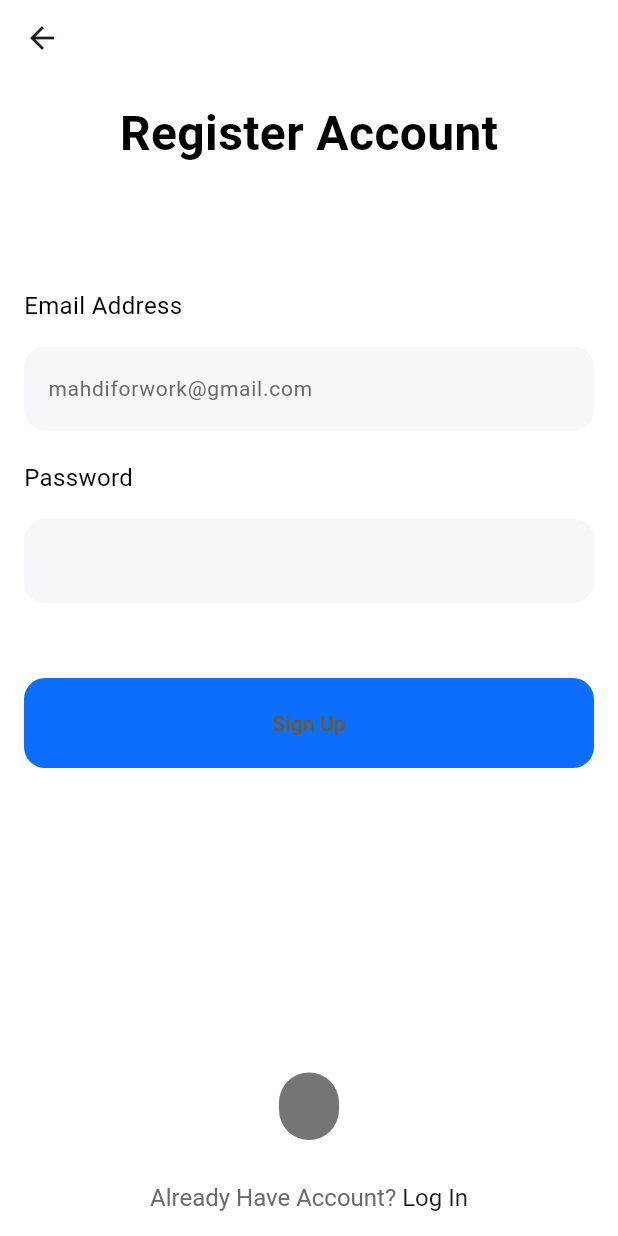
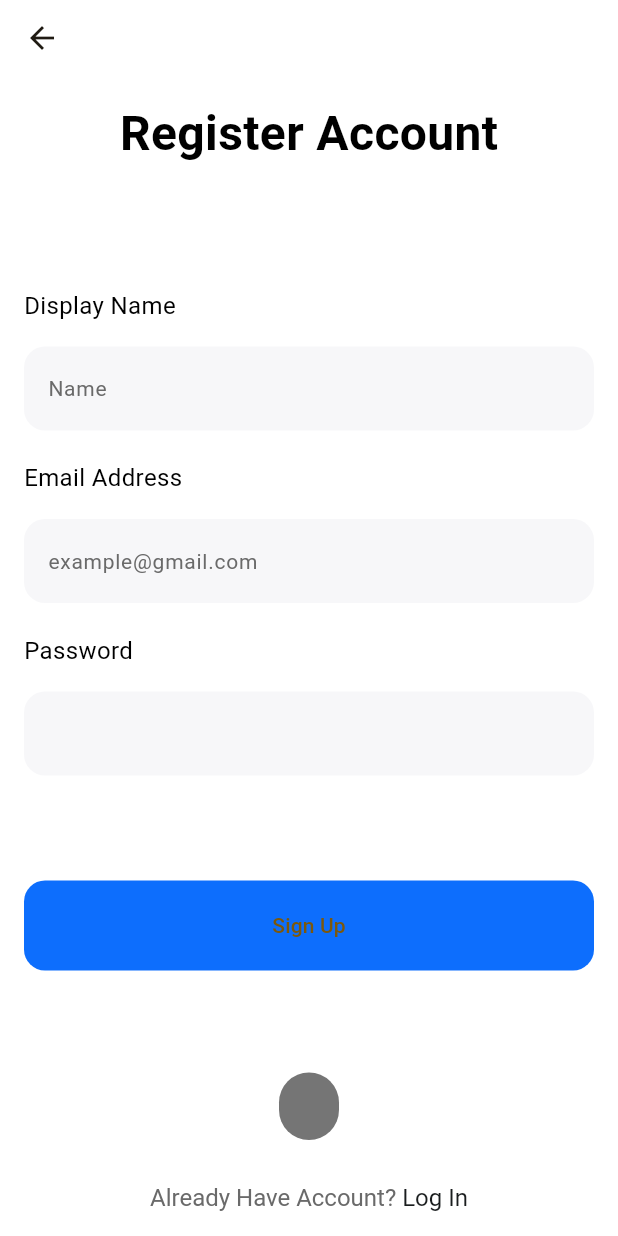
Before and after one commit to harinarayanan-kp/ruta_user, a Flutter app: the Signup screen opened by its route, after a tap on "Sign Up", on a phone screen of 412 x 824 dp. Run offline on Flutter 3.47's test engine with Material 3 defaults, Android fonts, the phone set to English and light mode, and no system bars; drawn by our look-alikes of dynamic_color; our stand-ins replace bottom_navy_bar, cloud_firestore, firebase_auth, firebase_core, fluttertoast, geolocator and 1 more; accounts and stored records are empty; network calls fail.

Commit message:
regScreen changes

```diff
--- a/lib/screens/reg_screen.dart
+++ b/lib/screens/reg_screen.dart
@@ -8,6 +8,8 @@ class Signup extends StatelessWidget {
 
   final TextEditingController _emailController = TextEditingController();
   final TextEditingController _passwordController = TextEditingController();
+  final TextEditingController _displayNameController =
+      TextEditingController(); // Added controller
 
   @override
   Widget build(BuildContext context) {
@@ -35,11 +37,18 @@ class Signup extends StatelessWidget {
                 const SizedBox(
                   height: 80,
                 ),
+                _displayName(), // Added TextFormField for display name
+                const SizedBox(
+                  height: 20,
+                ),
                 _emailAddress(),
                 const SizedBox(
                   height: 20,
                 ),
                 _password(),
+                const SizedBox(
+                  height: 20,
+                ),
                 const SizedBox(
                   height: 50,
                 ),
@@ -67,7 +76,7 @@ class Signup extends StatelessWidget {
           controller: _emailController,
           decoration: InputDecoration(
               filled: true,
-              hintText: 'mahdiforwork@gmail.com',
+              hintText: 'example@gmail.com',
               hintStyle: const TextStyle(
                   color: Color(0xff6A6A6A),
                   fontWeight: FontWeight.normal,
@@ -108,6 +117,37 @@ class Signup extends StatelessWidget {
     );
   }
 
+  Widget _displayName() {
+    return Column(
+      mainAxisAlignment: MainAxisAlignment.start,
+      crossAxisAlignment: CrossAxisAlignment.start,
+      children: [
+        const Text(
+          'Display Name',
+          style: TextStyle(
+              color: Colors.black, fontWeight: FontWeight.normal, fontSize: 16),
+        ),
+        const SizedBox(
+          height: 16,
+        ),
+        TextField(
+          controller: _displayNameController,
+          decoration: InputDecoration(
+              filled: true,
+              hintText: 'Name',
+              hintStyle: const TextStyle(
+                  color: Color(0xff6A6A6A),
+                  fontWeight: FontWeight.normal,
+                  fontSize: 14),
+              fillColor: const Color(0xffF7F7F9),
+              border: OutlineInputBorder(
+                  borderSide: BorderSide.none,
+                  borderRadius: BorderRadius.circular(14))),
+        )
+      ],
+    );
+  }
+
   Widget _signup(BuildContext context) {
     return ElevatedButton(
       style: ElevatedButton.styleFrom(
@@ -120,9 +160,11 @@ class Signup extends StatelessWidget {
       ),
       onPressed: () async {
         await AuthService().signup(
-            email: _emailController.text,
-            password: _passwordController.text,
-            context: context);
+          email: _emailController.text,
+          password: _passwordController.text,
+          displayName: _displayNameController.text, // Pass display name
+          context: context,
+        );
       },
       child: const Text("Sign Up"),
     );
@@ -158,26 +200,3 @@ class Signup extends StatelessWidget {
     );
   }
 }
-
-// class Timeline extends StatelessWidget {
-//   final List<String> stops;
-//   const Timeline({super.key, required this.stops});
-//   @override
-//   Widget build(BuildContext context) {
-//     return Scaffold(
-//       appBar: AppBar(
-//         title: const Text("Bus Route Timeline"),
-//       ),
-//       body: ListView.builder(
-//         itemCount: stops.length,
-//         itemBuilder: (context, index) {
-//           final stop = stops[index];
-
-//           return ListTile(
-//             title: Text(stop),
-//           );
-//         },
-//       ),
-//     );
-//   }
-// }
--- a/lib/services/auth_services.dart
+++ b/lib/services/auth_services.dart
@@ -1,80 +1,5 @@
-// import 'package:firebase_auth/firebase_auth.dart';
-// import 'package:flutter/material.dart';
-// import 'package:fluttertoast/fluttertoast.dart';
-// import 'package:ruta/screens/home.dart';
-// import 'package:ruta/screens/auth/login.dart';
-
-// class AuthService {
-//   Future<void> signup(
-//       {required String email,
-//       required String password,
-//       required BuildContext context}) async {
-//     try {
-//       await FirebaseAuth.instance
-//           .createUserWithEmailAndPassword(email: email, password: password);
-//       await Future.delayed(const Duration(seconds: 1));
-//       Navigator.pushReplacement(
-//           context,
-//           MaterialPageRoute(
-//               builder: (BuildContext context) => const HomeScreen()));
-//     } on FirebaseAuthException catch (e) {
-//       String message = '';
-//       if (e.code == 'weak-password') {
-//         message = 'The password provided is too weak.';
-//       } else if (e.code == 'email-already-in-use') {
-//         message = 'An account already exists with that email.';
-//       }
-//       Fluttertoast.showToast(
-//         msg: message,
-//         toastLength: Toast.LENGTH_LONG,
-//         gravity: ToastGravity.SNACKBAR,
-//         backgroundColor: Colors.black54,
-//         textColor: Colors.white,
-//         fontSize: 14.0,
-//       );
-//     }
-//   }
-
-//   Future<void> signin(
-//       {required String email,
-//       required String password,
-//       required BuildContext context}) async {
-//     try {
-//       await FirebaseAuth.instance
-//           .signInWithEmailAndPassword(email: email, password: password);
-
-//       await Future.delayed(const Duration(seconds: 1));
-//       Navigator.pushReplacement(
-//           context,
-//           MaterialPageRoute(
-//               builder: (BuildContext context) => const HomeScreen()));
-//     } on FirebaseAuthException catch (e) {
-//       String message = '';
-//       if (e.code == 'invalid-email') {
-//         message = 'No user found for that email.';
-//       } else if (e.code == 'invalid-credential') {
-//         message = 'Wrong password provided for that user.';
-//       }
-//       Fluttertoast.showToast(
-//         msg: message,
-//         toastLength: Toast.LENGTH_LONG,
-//         gravity: ToastGravity.SNACKBAR,
-//         backgroundColor: Colors.black54,
-//         textColor: Colors.white,
-//         fontSize: 14.0,
-//       );
-//     }
-//   }
-
-//   Future<void> signout({required BuildContext context}) async {
-//     await FirebaseAuth.instance.signOut();
-//     await Future.delayed(const Duration(seconds: 1));
-//     Navigator.pushReplacement(
-//         context, MaterialPageRoute(builder: (BuildContext context) => Login()));
-//   }
-// }
-
 import 'package:firebase_auth/firebase_auth.dart';
+import 'package:cloud_firestore/cloud_firestore.dart'; // Import for Firestore
 import 'package:flutter/material.dart';
 import 'package:fluttertoast/fluttertoast.dart';
 import 'package:ruta_user/screens/home_screen.dart';
@@ -84,11 +9,25 @@ class AuthService {
   Future<void> signup({
     required String email,
     required String password,
+    required String displayName, // Added displayName parameter
     required BuildContext context,
   }) async {
     try {
-      await FirebaseAuth.instance
+      // Register the user
+      UserCredential userCredential = await FirebaseAuth.instance
           .createUserWithEmailAndPassword(email: email, password: password);
+
+      // Get the user object
+      User? user = userCredential.user;
+
+      if (user != null) {
+        // Store additional user data in Firestore
+        await FirebaseFirestore.instance.collection('users').doc(user.uid).set({
+          'email': email,
+          'displayName': displayName, // Store the display name
+        });
+      }
+
       await Future.delayed(const Duration(seconds: 1));
 
       // Check if the widget is still mounted before navigating
@@ -138,7 +77,7 @@ class AuthService {
       String message = '';
       if (e.code == 'invalid-email') {
         message = 'No user found for that email.';
-      } else if (e.code == 'invalid-credential') {
+      } else if (e.code == 'wrong-password') {
         message = 'Wrong password provided for that user.';
       }
       Fluttertoast.showToast(
```
